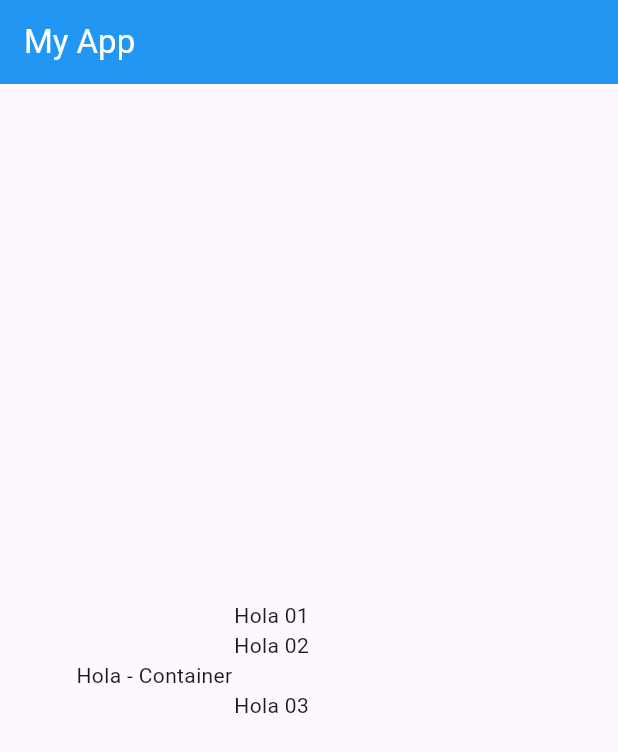
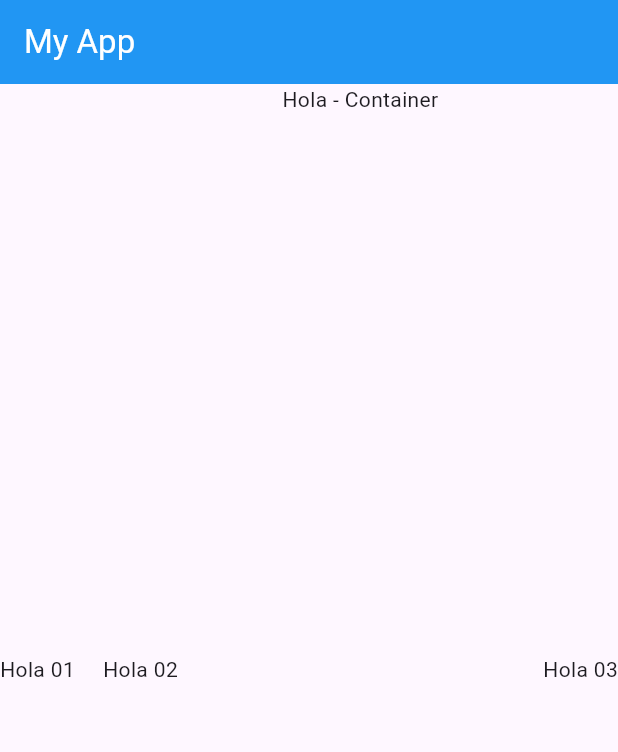
Before and after one commit to afperdomo2/introduccion-flutter, a Flutter app: the screen it shows after launch, on a phone screen of 412 x 824 dp. Shown: the top 752 px of the screen. Run offline on Flutter 3.47's test engine with Material 3 defaults, Android fonts, the phone set to English and light mode, and no system bars.

Commit message:
Trabajando con orientaciones en el eje Y en Row

```diff
--- a/lib/main.dart
+++ b/lib/main.dart
@@ -37,14 +37,15 @@
           backgroundColor: Colors.blue,
           foregroundColor: Colors.white,
         ),
-        body: Column(
-          mainAxisAlignment: MainAxisAlignment.center,
+        body: Row(
+          mainAxisAlignment: MainAxisAlignment.spaceBetween,
           crossAxisAlignment: CrossAxisAlignment.end,
           mainAxisSize: MainAxisSize.max,
           children: [
             const Text("Hola 01"),
             const Text("Hola 02"),
             Container(
+              height: 400,
               width: MediaQuery.of(context).size.width * 0.5,
               child:
                   const Text("Hola - Container", textAlign: TextAlign.center),
```
